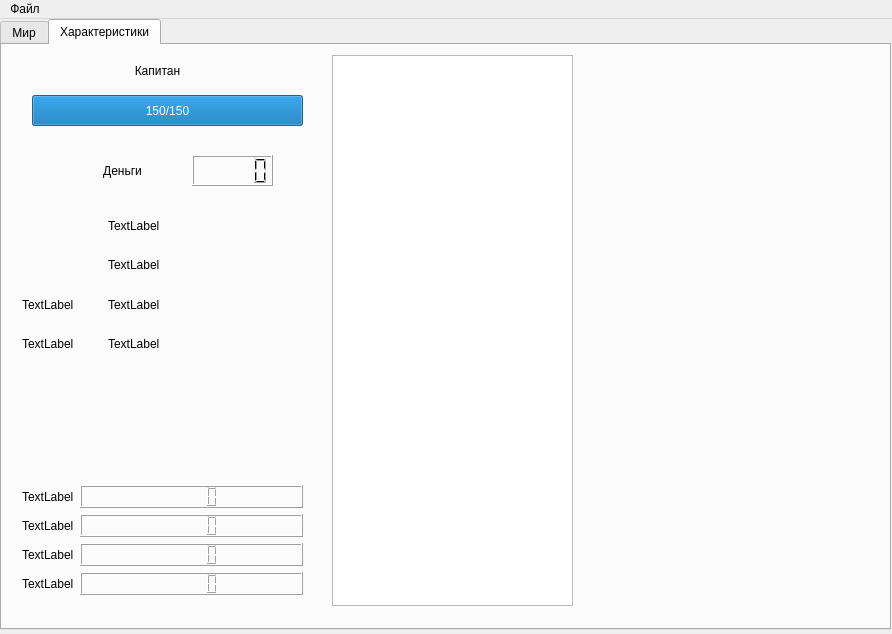
6rayWa1cher/codename-piratelands, file mainwindow.ui: the form before one commit.
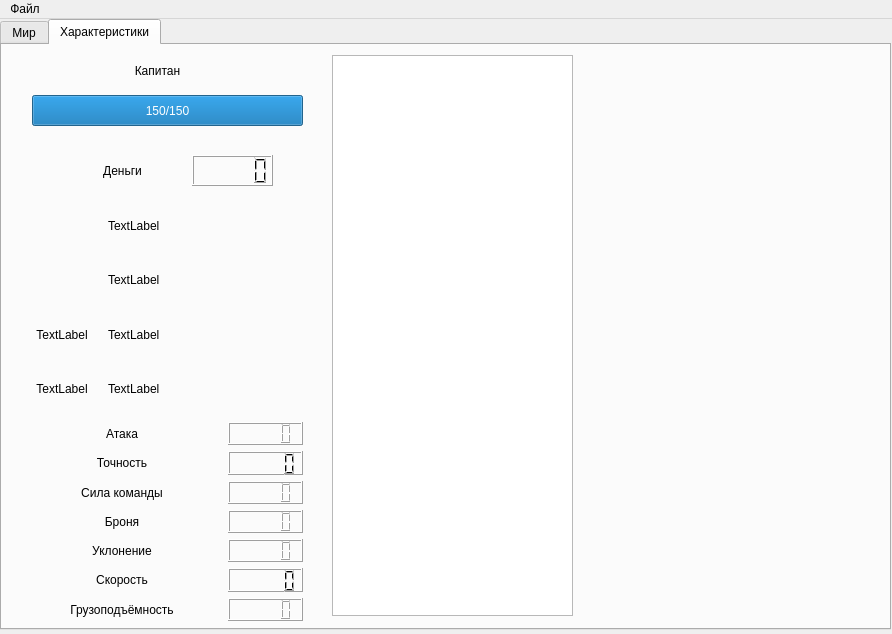
The form after the commit. Icons and pictures are not drawn.

The edit to the form file:
```diff
--- a/mainwindow.ui
+++ b/mainwindow.ui
@@ -166,7 +166,7 @@
         <x>330</x>
         <y>10</y>
         <width>241</width>
-        <height>551</height>
+        <height>561</height>
        </rect>
       </property>
      </widget>
@@ -235,51 +235,108 @@
       <property name="geometry">
        <rect>
         <x>20</x>
-        <y>440</y>
+        <y>377</y>
         <width>281</width>
-        <height>138</height>
+        <height>199</height>
        </rect>
       </property>
-      <layout class="QFormLayout" name="stat_info">
+      <layout class="QGridLayout" name="gridLayout">
        <item row="0" column="0">
-        <widget class="QLabel" name="stat1_label">
+        <widget class="QLabel" name="atk_label">
+         <property name="minimumSize">
+          <size>
+           <width>200</width>
+           <height>0</height>
+          </size>
+         </property>
          <property name="text">
-          <string>TextLabel</string>
+          <string>Атака</string>
+         </property>
+         <property name="alignment">
+          <set>Qt::AlignCenter</set>
          </property>
         </widget>
        </item>
        <item row="0" column="1">
-        <widget class="QLCDNumber" name="stat1_value"/>
+        <widget class="QLCDNumber" name="atk_value"/>
        </item>
        <item row="1" column="0">
-        <widget class="QLabel" name="stat2_label">
+        <widget class="QLabel" name="acc_label">
          <property name="text">
-          <string>TextLabel</string>
+          <string>Точность</string>
+         </property>
+         <property name="alignment">
+          <set>Qt::AlignCenter</set>
          </property>
         </widget>
        </item>
-       <item row="1" column="1">
-        <widget class="QLCDNumber" name="stat2_value"/>
-       </item>
        <item row="2" column="0">
-        <widget class="QLabel" name="stat3_label">
+        <widget class="QLabel" name="bp_label">
          <property name="text">
-          <string>TextLabel</string>
+          <string>Сила команды</string>
+         </property>
+         <property name="alignment">
+          <set>Qt::AlignCenter</set>
          </property>
         </widget>
        </item>
        <item row="2" column="1">
-        <widget class="QLCDNumber" name="stat3_value"/>
+        <widget class="QLCDNumber" name="bp_value"/>
        </item>
        <item row="3" column="0">
-        <widget class="QLabel" name="stat4_label">
+        <widget class="QLabel" name="arm_label">
          <property name="text">
-          <string>TextLabel</string>
+          <string>Броня</string>
+         </property>
+         <property name="alignment">
+          <set>Qt::AlignCenter</set>
          </property>
         </widget>
        </item>
        <item row="3" column="1">
-        <widget class="QLCDNumber" name="stat4_value"/>
+        <widget class="QLCDNumber" name="arm_value"/>
+       </item>
+       <item row="4" column="0">
+        <widget class="QLabel" name="ev_label">
+         <property name="text">
+          <string>Уклонение</string>
+         </property>
+         <property name="alignment">
+          <set>Qt::AlignCenter</set>
+         </property>
+        </widget>
+       </item>
+       <item row="4" column="1">
+        <widget class="QLCDNumber" name="ev_value"/>
+       </item>
+       <item row="5" column="0">
+        <widget class="QLabel" name="esc_label">
+         <property name="text">
+          <string>Скорость</string>
+         </property>
+         <property name="alignment">
+          <set>Qt::AlignCenter</set>
+         </property>
+        </widget>
+       </item>
+       <item row="6" column="0">
+        <widget class="QLabel" name="wc_label">
+         <property name="text">
+          <string>Грузоподъёмность</string>
+         </property>
+         <property name="alignment">
+          <set>Qt::AlignCenter</set>
+         </property>
+        </widget>
+       </item>
+       <item row="6" column="1">
+        <widget class="QLCDNumber" name="wc_value"/>
+       </item>
+       <item row="1" column="1">
+        <widget class="QLCDNumber" name="acc_value"/>
+       </item>
+       <item row="5" column="1">
+        <widget class="QLCDNumber" name="esc_value"/>
        </item>
       </layout>
      </widget>
@@ -289,10 +346,10 @@
         <x>20</x>
         <y>154</y>
         <width>281</width>
-        <height>271</height>
+        <height>211</height>
        </rect>
       </property>
-      <layout class="QFormLayout" name="equipped_items">
+      <layout class="QGridLayout" name="gridLayout_2">
        <item row="0" column="0">
         <widget class="QLabel" name="melee_weapon_image">
          <property name="minimumSize">
@@ -323,32 +380,8 @@
          <property name="text">
           <string>TextLabel</string>
          </property>
-        </widget>
-       </item>
-       <item row="1" column="1">
-        <widget class="QLabel" name="equipped_range_weapon_name">
-         <property name="text">
-          <string>TextLabel</string>
-         </property>
-        </widget>
-       </item>
-       <item row="2" column="0">
-        <widget class="QLabel" name="armor_image">
-         <property name="minimumSize">
-          <size>
-           <width>80</width>
-           <height>53</height>
-          </size>
-         </property>
-         <property name="text">
-          <string>TextLabel</string>
-         </property>
-        </widget>
-       </item>
-       <item row="2" column="1">
-        <widget class="QLabel" name="equipped_armor_name">
-         <property name="text">
-          <string>TextLabel</string>
+         <property name="alignment">
+          <set>Qt::AlignLeading|Qt::AlignLeft|Qt::AlignVCenter</set>
          </property>
         </widget>
        </item>
@@ -375,6 +408,48 @@
          <property name="scaledContents">
           <bool>true</bool>
          </property>
+         <property name="alignment">
+          <set>Qt::AlignCenter</set>
+         </property>
+         <property name="indent">
+          <number>1</number>
+         </property>
+        </widget>
+       </item>
+       <item row="1" column="1">
+        <widget class="QLabel" name="equipped_range_weapon_name">
+         <property name="text">
+          <string>TextLabel</string>
+         </property>
+         <property name="alignment">
+          <set>Qt::AlignLeading|Qt::AlignLeft|Qt::AlignVCenter</set>
+         </property>
+        </widget>
+       </item>
+       <item row="2" column="0">
+        <widget class="QLabel" name="armor_image">
+         <property name="minimumSize">
+          <size>
+           <width>80</width>
+           <height>53</height>
+          </size>
+         </property>
+         <property name="text">
+          <string>TextLabel</string>
+         </property>
+         <property name="alignment">
+          <set>Qt::AlignCenter</set>
+         </property>
+        </widget>
+       </item>
+       <item row="2" column="1">
+        <widget class="QLabel" name="equipped_armor_name">
+         <property name="text">
+          <string>TextLabel</string>
+         </property>
+         <property name="alignment">
+          <set>Qt::AlignLeading|Qt::AlignLeft|Qt::AlignVCenter</set>
+         </property>
         </widget>
        </item>
        <item row="3" column="0">
@@ -382,6 +457,9 @@
          <property name="text">
           <string>TextLabel</string>
          </property>
+         <property name="alignment">
+          <set>Qt::AlignCenter</set>
+         </property>
         </widget>
        </item>
        <item row="3" column="1">
@@ -389,6 +467,9 @@
          <property name="text">
           <string>TextLabel</string>
          </property>
+         <property name="alignment">
+          <set>Qt::AlignLeading|Qt::AlignLeft|Qt::AlignVCenter</set>
+         </property>
         </widget>
        </item>
       </layout>
```
Left out of the diff: 5 changed lines with no effect on the pictures.
